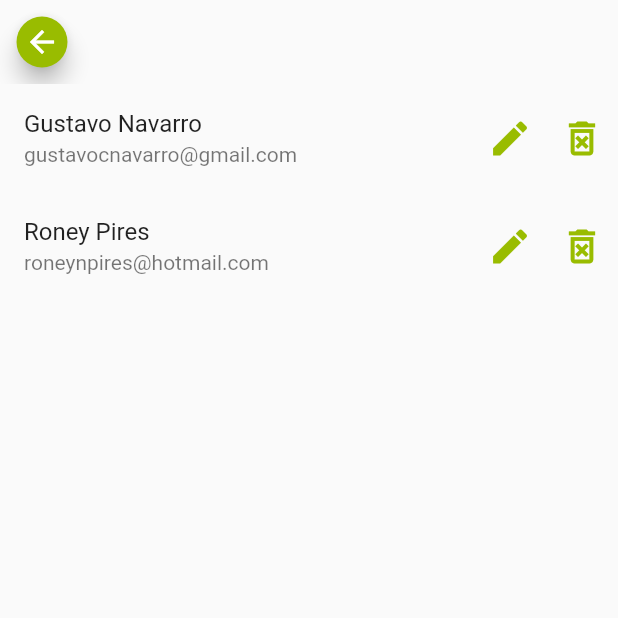
After one commit to gustavocnp95/app-caldo-cana-campeao, a Flutter app: the UserListingPage screen opened directly, on a phone screen of 412 x 824 dp, the top half of it. The commit adds this screen. Run offline on Flutter 3.47's test engine with Material 2 defaults, Android fonts, the light colour scheme and no system bars; our stand-ins replace fluttertoast, shared_preferences; accounts and stored records are empty; generated files the repository leaves out were written again.

Commit message:
inicia implementacao da listagem de usuario

```diff
--- a/lib/commons/network/network_constants.dart
+++ b/lib/commons/network/network_constants.dart
@@ -1,5 +1,5 @@
 class CampeaoNetworkConstants {
-  static const wsUrl = "http://192.168.3.7:8080/caldo-cana-campeao/";
+  static const wsUrl = "http://192.168.0.17:8080/caldo-cana-campeao/";
   static const statusOk = 200;
   static final headers = {"Content-type": "application/json"};
   static const authorizationHeader = "Authorization";
--- a/lib/user/infos/user_visualization_edition_page_view_model.dart
+++ b/lib/user/infos/user_visualization_edition_page_view_model.dart
@@ -1,4 +1,3 @@
-import 'package:caldo_cana_campeao/commons/sharedpreferences/campeao_shared_preferences.dart';
 import 'package:caldo_cana_campeao/user/infos/model/user_response.dart';
 import 'package:caldo_cana_campeao/user/infos/model/user_update_dto.dart';
 import 'package:caldo_cana_campeao/user/infos/user_repository.dart';
--- /dev/null
+++ b/lib/user/listing/user_listing_item.dart
@@ -0,0 +1,49 @@
+import 'package:caldo_cana_campeao/color/theme_colors.dart';
+import 'package:flutter/material.dart';
+
+class UserListingItem extends StatelessWidget {
+  final int userId;
+  final String userName;
+  final String userEmail;
+  final bool isAdmin;
+
+  const UserListingItem(
+      {required this.userId,
+      required this.userName,
+      required this.userEmail,
+      required this.isAdmin});
+
+  @override
+  Widget build(BuildContext context) {
+    return Row(
+      crossAxisAlignment: CrossAxisAlignment.center,
+      children: [
+        Expanded(
+          flex: 2,
+          child: ListTile(
+            title: Text(userName),
+            subtitle: Text(userEmail),
+          ),
+        ),
+        Expanded(
+          flex: 0,
+          child: Row(
+            mainAxisAlignment: MainAxisAlignment.end,
+            children: [
+              IconButton(
+                  iconSize: 30,
+                  icon: const Icon(Icons.edit),
+                  color: CampeaoColors.primaryColor,
+                  onPressed: () {}),
+              IconButton(
+                  iconSize: 30,
+                  icon: const Icon(Icons.delete_forever_outlined),
+                  color: CampeaoColors.primaryColor,
+                  onPressed: () {}),
+            ],
+          ),
+        ),
+      ],
+    );
+  }
+}
--- /dev/null
+++ b/lib/user/listing/user_listing_page.dart
@@ -0,0 +1,49 @@
+import 'package:caldo_cana_campeao/user/listing/user_listing_item.dart';
+import 'package:flutter/material.dart';
+
+import '../../custom_widgets/campeao_app_bar.dart';
+
+class UserListingPage extends StatefulWidget {
+  @override
+  State<StatefulWidget> createState() => _UserListingPageState();
+}
+
+class _UserListingPageState extends State<UserListingPage> {
+  List<Teste> pessoas = [];
+
+  @override
+  void initState() {
+    super.initState();
+    pessoas.add(Teste("Gustavo Navarro", "gustavocnavarro@gmail.com"));
+    pessoas.add(Teste("Roney Pires", "roneynpires@hotmail.com"));
+  }
+
+  @override
+  Widget build(BuildContext context) {
+    return Scaffold(
+      appBar: const CampeaoAppBar(),
+      body: SingleChildScrollView(
+        child: ListView.builder(
+          scrollDirection: Axis.vertical,
+          shrinkWrap: true,
+          itemCount: pessoas.length,
+          itemBuilder: (context, index) {
+            final pessoa = pessoas[index];
+            return UserListingItem(
+                userId: 1,
+                userName: pessoa.nome,
+                userEmail: pessoa.email,
+                isAdmin: true);
+          },
+        ),
+      ),
+    );
+  }
+}
+
+class Teste {
+  final String nome;
+  final String email;
+
+  Teste(this.nome, this.email);
+}
--- a/lib/user/menu/menu_page.dart
+++ b/lib/user/menu/menu_page.dart
@@ -1,6 +1,7 @@
 import 'package:caldo_cana_campeao/custom_widgets/campeao_app_bar.dart';
 import 'package:caldo_cana_campeao/login/login_page.dart';
 import 'package:caldo_cana_campeao/user/infos/user_visualization_edition_page.dart';
+import 'package:caldo_cana_campeao/user/listing/user_listing_page.dart';
 import 'package:flutter/material.dart';
 import 'package:flutter/rendering.dart';
 
@@ -92,7 +93,14 @@ class MenuPage extends StatelessWidget {
     );
     if (CampeaoSharedPreferences.getUserIsAdmin() ?? false) {
       options.add(
-        _createOption("Perfis cadastrados", () {}),
+        _createOption("Perfis cadastrados", () {
+          Navigator.push(
+            context,
+            MaterialPageRoute(
+              builder: (context) => UserListingPage(),
+            ),
+          );
+        }),
       );
     }
     options.add(
```
